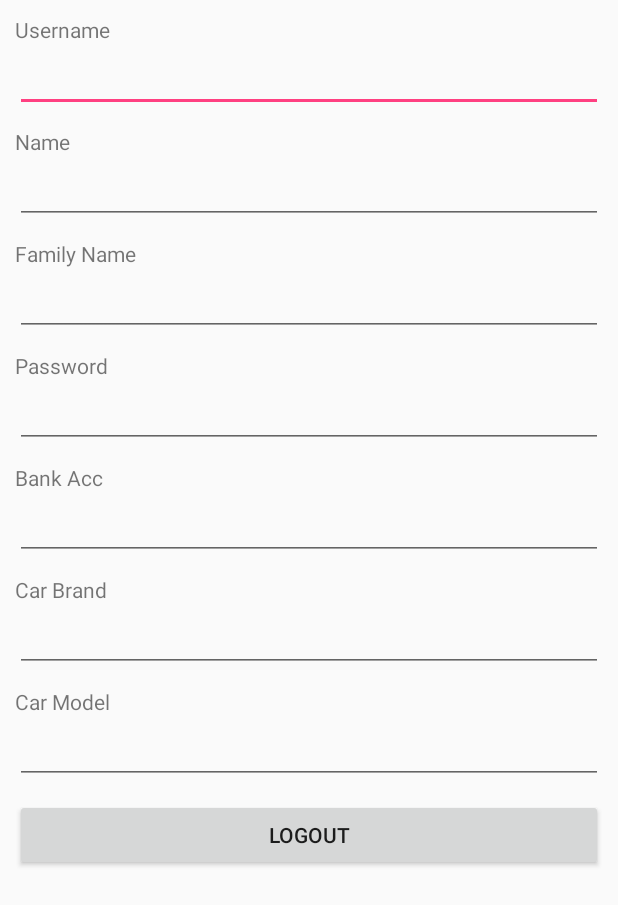
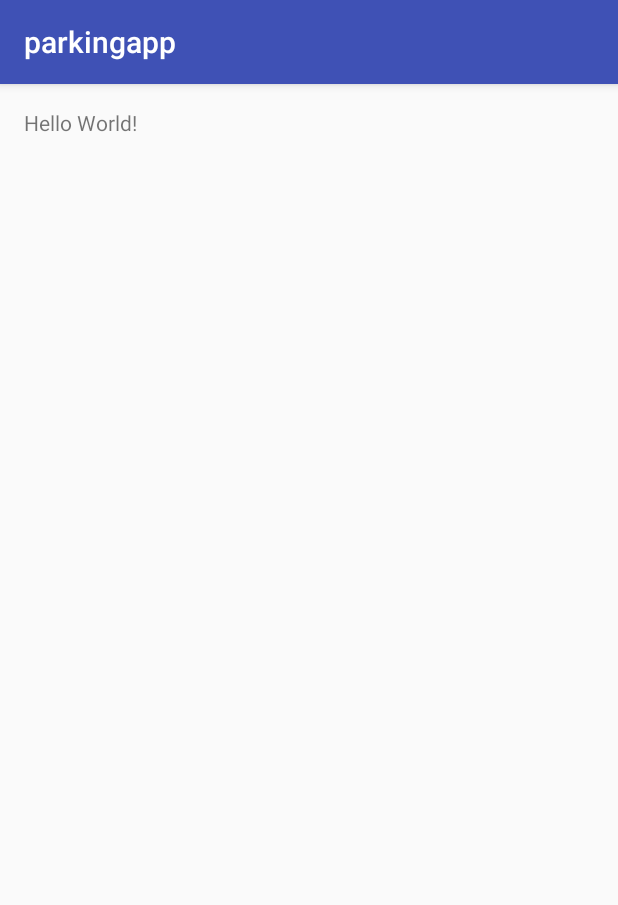
Before and after one commit to LaurynasSlimas/App-ParkingSystem, an Android app: the screen it shows after launch (MainActivity), on a phone screen of 412 x 824 dp. Shown: the top 905 px of the screen. Run offline under Robolectric (Android 15) with nearby library versions, the phone set to English and light mode, and no system bars.

Commit message:
Revert "Register Prototipas"

```diff
--- a/app/src/main/java/com/slimas95/l/register/MainActivity.java
+++ /dev/null
@@ -1,52 +0,0 @@
-package com.slimas95.l.register;
-
-import android.os.Bundle;
-import android.support.design.widget.FloatingActionButton;
-import android.support.design.widget.Snackbar;
-import android.support.v7.app.AppCompatActivity;
-import android.support.v7.widget.Toolbar;
-import android.view.View;
-import android.view.Menu;
-import android.view.MenuItem;
-
-public class MainActivity extends AppCompatActivity {
-
-    @Override
-    protected void onCreate(Bundle savedInstanceState) {
-        super.onCreate(savedInstanceState);
-        setContentView(R.layout.activity_main);
-        Toolbar toolbar = (Toolbar) findViewById(R.id.toolbar);
-        setSupportActionBar(toolbar);
-
-        FloatingActionButton fab = (FloatingActionButton) findViewById(R.id.fab);
-        fab.setOnClickListener(new View.OnClickListener() {
-            @Override
-            public void onClick(View view) {
-                Snackbar.make(view, "Replace with your own action", Snackbar.LENGTH_LONG)
-                        .setAction("Action", null).show();
-            }
-        });
-    }
-
-    @Override
-    public boolean onCreateOptionsMenu(Menu menu) {
-        // Inflate the menu; this adds items to the action bar if it is present.
-        getMenuInflater().inflate(R.menu.menu_main, menu);
-        return true;
-    }
-
-    @Override
-    public boolean onOptionsItemSelected(MenuItem item) {
-        // Handle action bar item clicks here. The action bar will
-        // automatically handle clicks on the Home/Up button, so long
-        // as you specify a parent activity in AndroidManifest.xml.
-        int id = item.getItemId();
-
-        //noinspection SimplifiableIfStatement
-        if (id == R.id.action_settings) {
-            return true;
-        }
-
-        return super.onOptionsItemSelected(item);
-    }
-}
--- a/app/src/main/java/com/slimas95/l/register/Register.java
+++ /dev/null
@@ -1,5 +0,0 @@
-package com.slimas95.l.register;
-
-/**
- * Created by Laurynas on 11/15/2016.
- */
--- a/app/src/main/res/layout/activity_main.xml
+++ b/app/src/main/res/layout/activity_main.xml
@@ -1,103 +1,17 @@
 <?xml version="1.0" encoding="utf-8"?>
-<LinearLayout xmlns:android="http://schemas.android.com/apk/res/android"
+<RelativeLayout xmlns:android="http://schemas.android.com/apk/res/android"
     xmlns:tools="http://schemas.android.com/tools"
-    android:orientation="vertical"
+    android:id="@+id/activity_main"
     android:layout_width="match_parent"
-    android:padding="10dp"
-    android:layout_height="match_parent">
+    android:layout_height="match_parent"
+    android:paddingBottom="@dimen/activity_vertical_margin"
+    android:paddingLeft="@dimen/activity_horizontal_margin"
+    android:paddingRight="@dimen/activity_horizontal_margin"
+    android:paddingTop="@dimen/activity_vertical_margin"
+    tools:context="com.example.justas.parkingapp.MainActivity">
 
-
-    <ScrollView
-        android:layout_width="fill_parent"
-        android:layout_height="wrap_content">
-        <LinearLayout
-            android:layout_width="match_parent"
-            android:layout_height="match_parent"
-            android:orientation="vertical">
-            <TextView
-                android:layout_width="wrap_content"
-                android:text="Username"
-                android:layout_height="wrap_content" />
-
-            <EditText
-                android:id="@+id/etUsername"
-                android:layout_width="match_parent"
-                android:layout_marginBottom="10dp"
-                android:layout_height="wrap_content" />
-
-            <TextView
-                android:layout_width="wrap_content"
-                android:text="Name"
-                android:layout_height="wrap_content" />
-
-            <EditText
-                android:id="@+id/Name"
-                android:layout_width="match_parent"
-                android:layout_marginBottom="10dp"
-                android:layout_height="wrap_content" />
-
-            <TextView
-                android:layout_width="wrap_content"
-                android:text="Family Name"
-                android:layout_height="wrap_content" />
-
-            <EditText
-                android:id="@+id/etFamilyName"
-                android:layout_width="match_parent"
-                android:layout_marginBottom="10dp"
-                android:layout_height="wrap_content" />
-
-            <TextView
-                android:layout_width="wrap_content"
-                android:text="Password"
-                android:layout_height="wrap_content" />
-
-            <EditText
-                android:id="@+id/etPassword"
-                android:layout_width="match_parent"
-                android:layout_marginBottom="10dp"
-                android:inputType="textPassword"
-                android:layout_height="wrap_content" />
-
-            <TextView
-                android:layout_width="wrap_content"
-                android:text="Bank Acc"
-                android:layout_height="wrap_content" />
-
-            <EditText
-                android:id="@+id/etBankAcc"
-                android:layout_width="match_parent"
-                android:layout_marginBottom="10dp"
-                android:layout_height="wrap_content" />
-
-            <TextView
-                android:layout_width="wrap_content"
-                android:text="Car Brand"
-                android:layout_height="wrap_content" />
-
-            <EditText
-                android:id="@+id/etCarBrand"
-                android:layout_width="match_parent"
-                android:layout_marginBottom="10dp"
-                android:layout_height="wrap_content" />
-
-            <TextView
-                android:layout_width="wrap_content"
-                android:text="Car Model"
-                android:layout_height="wrap_content" />
-
-            <EditText
-                android:id="@+id/etCarModel"
-                android:layout_width="match_parent"
-                android:layout_marginBottom="10dp"
-                android:layout_height="wrap_content" />
-
-            <Button
-                android:id="@+id/bLogout"
-                android:text="Logout"
-                android:layout_width="match_parent"
-                android:layout_height="wrap_content" />
-
-        </LinearLayout>
-    </ScrollView>
-</LinearLayout>
+    <TextView
+        android:layout_width="wrap_content"
+        android:layout_height="wrap_content"
+        android:text="Hello World!" />
+</RelativeLayout>
--- a/app/src/main/res/menu/menu_main.xml
+++ /dev/null
@@ -1,10 +0,0 @@
-<menu xmlns:android="http://schemas.android.com/apk/res/android"
-    xmlns:app="http://schemas.android.com/apk/res-auto"
-    xmlns:tools="http://schemas.android.com/tools"
-    tools:context="com.slimas95.l.register.MainActivity">
-    <item
-        android:id="@+id/action_settings"
-        android:orderInCategory="100"
-        android:title="@string/action_settings"
-        app:showAsAction="never" />
-</menu>
--- a/app/src/main/res/values-v21/styles.xml
+++ /dev/null
@@ -1,9 +0,0 @@
-<resources>
-
-    <style name="AppTheme.NoActionBar">
-        <item name="windowActionBar">false</item>
-        <item name="windowNoTitle">true</item>
-        <item name="android:windowDrawsSystemBarBackgrounds">true</item>
-        <item name="android:statusBarColor">@android:color/transparent</item>
-    </style>
-</resources>
--- a/app/src/main/res/values/dimens.xml
+++ b/app/src/main/res/values/dimens.xml
@@ -2,5 +2,4 @@
     <!-- Default screen margins, per the Android Design guidelines. -->
     <dimen name="activity_horizontal_margin">16dp</dimen>
     <dimen name="activity_vertical_margin">16dp</dimen>
-    <dimen name="fab_margin">16dp</dimen>
 </resources>
--- a/app/src/main/res/values/strings.xml
+++ b/app/src/main/res/values/strings.xml
@@ -1,4 +1,3 @@
 <resources>
-    <string name="app_name">Register</string>
-    <string name="action_settings">Settings</string>
+    <string name="app_name">parkingapp</string>
 </resources>
--- a/app/src/main/res/values/styles.xml
+++ b/app/src/main/res/values/styles.xml
@@ -8,13 +8,4 @@
         <item name="colorAccent">@color/colorAccent</item>
     </style>
 
-    <style name="AppTheme.NoActionBar">
-        <item name="windowActionBar">false</item>
-        <item name="windowNoTitle">true</item>
-    </style>
-
-    <style name="AppTheme.AppBarOverlay" parent="ThemeOverlay.AppCompat.Dark.ActionBar" />
-
-    <style name="AppTheme.PopupOverlay" parent="ThemeOverlay.AppCompat.Light" />
-
 </resources>
```
Also changed, not shown: app/build.gradle (+4 -5 lines), app/src/main/AndroidManifest.xml (+4 -5 lines), app/src/main/res/layout/activity_register.xml (+3 -73 lines), app/src/main/res/layout/content_main.xml (deleted, +0 -20 lines), 3 other files.
